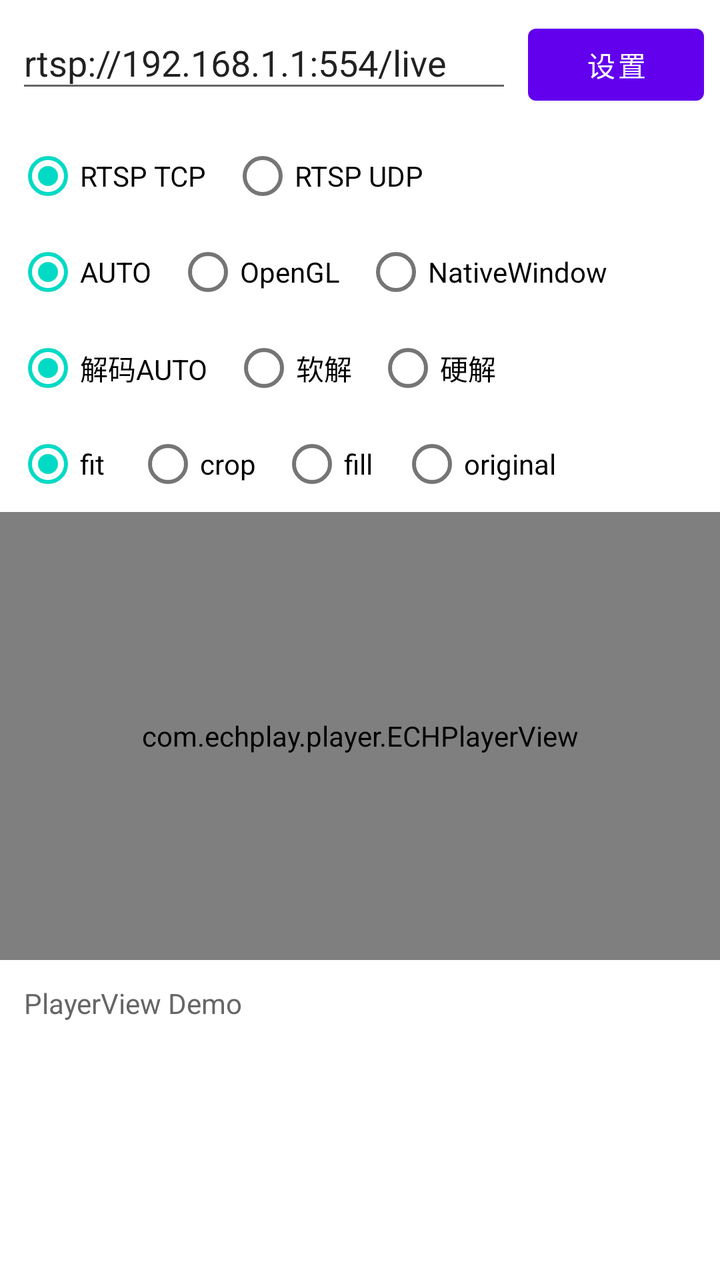
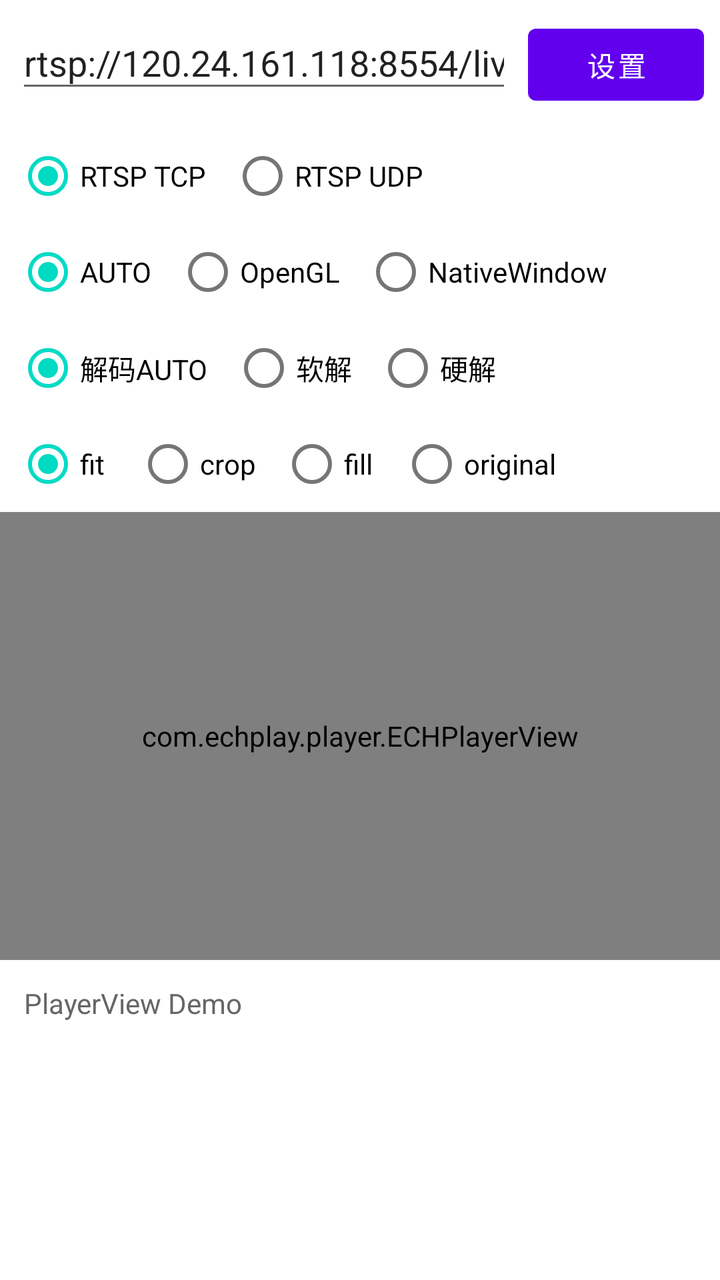

Screens rendered from an Android XML layout before and after an edit, with the pre-edit source and the edit as a unified diff.
<!-- AndroidManifest.xml: application theme Theme.ABCPlayDemo -->
<!-- res/layout/activity_player_view_demo.xml -->
<?xml version="1.0" encoding="utf-8"?>
<LinearLayout xmlns:android="http://schemas.android.com/apk/res/android"
    android:layout_width="match_parent"
    android:layout_height="match_parent"
    android:orientation="vertical">

    <LinearLayout
        android:layout_width="match_parent"
        android:layout_height="wrap_content"
        android:orientation="horizontal"
        android:padding="8dp">

        <EditText
            android:id="@+id/playerViewUrlInput"
            android:layout_width="0dp"
            android:layout_height="wrap_content"
            android:layout_weight="1"
            android:hint="输入本地路径、rtsp://、http://、https:// 或 .m3u8 地址"
            android:imeOptions="actionDone"
            android:inputType="textUri"
            android:maxLines="1"
            android:singleLine="true"
            android:text="rtsp://192.168.1.1:554/live" />

        <Button
            android:id="@+id/playerViewSetPathButton"
            android:layout_width="wrap_content"
            android:layout_height="wrap_content"
            android:layout_marginStart="8dp"
            android:text="设置" />

    </LinearLayout>

    <RadioGroup
        android:id="@+id/playerViewTransportGroup"
        android:layout_width="wrap_content"
        android:layout_height="wrap_content"
        android:layout_marginStart="8dp"
        android:orientation="horizontal">

        <RadioButton
            android:id="@+id/playerViewTransportTcpButton"
            android:layout_width="wrap_content"
            android:layout_height="wrap_content"
            android:checked="true"
            android:text="RTSP TCP" />

        <RadioButton
            android:id="@+id/playerViewTransportUdpButton"
            android:layout_width="wrap_content"
            android:layout_height="wrap_content"
            android:layout_marginStart="12dp"
            android:text="RTSP UDP" />

    </RadioGroup>

    <RadioGroup
        android:id="@+id/playerViewRenderModeGroup"
        android:layout_width="wrap_content"
        android:layout_height="wrap_content"
        android:layout_marginStart="8dp"
        android:orientation="horizontal">

        <RadioButton
            android:id="@+id/playerViewRenderAutoButton"
            android:layout_width="wrap_content"
            android:layout_height="wrap_content"
            android:checked="true"
            android:text="AUTO" />

        <RadioButton
            android:id="@+id/playerViewRenderOpenGlButton"
            android:layout_width="wrap_content"
            android:layout_height="wrap_content"
            android:layout_marginStart="12dp"
            android:text="OpenGL" />

        <RadioButton
            android:id="@+id/playerViewRenderNativeButton"
            android:layout_width="wrap_content"
            android:layout_height="wrap_content"
            android:layout_marginStart="12dp"
            android:text="NativeWindow" />

    </RadioGroup>

    <RadioGroup
        android:id="@+id/playerViewDecodeModeGroup"
        android:layout_width="wrap_content"
        android:layout_height="wrap_content"
        android:layout_marginStart="8dp"
        android:orientation="horizontal">

        <RadioButton
            android:id="@+id/playerViewDecodeAutoButton"
            android:layout_width="wrap_content"
            android:layout_height="wrap_content"
            android:checked="true"
            android:text="解码AUTO" />

        <RadioButton
            android:id="@+id/playerViewDecodeSoftwareButton"
            android:layout_width="wrap_content"
            android:layout_height="wrap_content"
            android:layout_marginStart="12dp"
            android:text="软解" />

        <RadioButton
            android:id="@+id/playerViewDecodeMediaCodecButton"
            android:layout_width="wrap_content"
            android:layout_height="wrap_content"
            android:layout_marginStart="12dp"
            android:text="硬解" />

    </RadioGroup>

    <RadioGroup
        android:id="@+id/playerViewScaleGroup"
        android:layout_width="wrap_content"
        android:layout_height="wrap_content"
        android:layout_marginStart="8dp"
        android:orientation="horizontal">

        <RadioButton
            android:id="@+id/playerViewScaleFitButton"
            android:layout_width="wrap_content"
            android:layout_height="wrap_content"
            android:checked="true"
            android:text="fit" />

        <RadioButton
            android:id="@+id/playerViewScaleCropButton"
            android:layout_width="wrap_content"
            android:layout_height="wrap_content"
            android:layout_marginStart="12dp"
            android:text="crop" />

        <RadioButton
            android:id="@+id/playerViewScaleFillButton"
            android:layout_width="wrap_content"
            android:layout_height="wrap_content"
            android:layout_marginStart="12dp"
            android:text="fill" />

        <RadioButton
            android:id="@+id/playerViewScaleOriginalButton"
            android:layout_width="wrap_content"
            android:layout_height="wrap_content"
            android:layout_marginStart="12dp"
            android:text="original" />

    </RadioGroup>

    <com.echplay.player.ECHPlayerView
        android:id="@+id/playerView"
        android:layout_width="match_parent"
        android:layout_height="0dp"
        android:layout_weight="1" />

    <ScrollView
        android:layout_width="match_parent"
        android:layout_height="160dp">

        <TextView
            android:id="@+id/playerViewLogText"
            android:layout_width="match_parent"
            android:layout_height="wrap_content"
            android:padding="12dp"
            android:text="PlayerView Demo\n"
            android:textColor="#666666"
            android:textSize="14sp" />

    </ScrollView>

</LinearLayout>
<!-- resources referenced by this layout -->
<resources>
  <style name="Theme.ABCPlayDemo" parent="Theme.MaterialComponents.DayNight.DarkActionBar">
          
          <item name="colorPrimary">@color/purple_500</item>
          <item name="colorPrimaryVariant">@color/purple_700</item>
          <item name="colorOnPrimary">@color/white</item>
          
          <item name="colorSecondary">@color/teal_200</item>
          <item name="colorSecondaryVariant">@color/teal_700</item>
          <item name="colorOnSecondary">@color/black</item>
          
          <item name="android:statusBarColor">?attr/colorPrimaryVariant</item>
          
      </style>
  <color name="purple_500">#FF6200EE</color>
  <color name="purple_700">#FF3700B3</color>
  <color name="white">#FFFFFFFF</color>
  <color name="teal_200">#FF03DAC5</color>
  <color name="teal_700">#FF018786</color>
  <color name="black">#FF000000</color>
</resources>

<!-- the commit's change to res/layout/activity_player_view_demo.xml (unified diff, before → after) -->
@@ -20,7 +20,7 @@
             android:inputType="textUri"
             android:maxLines="1"
             android:singleLine="true"
-            android:text="rtsp://192.168.1.1:554/live" />
+            android:text="rtsp://120.24.161.118:8554/live" />
 
         <Button
             android:id="@+id/playerViewSetPathButton"
